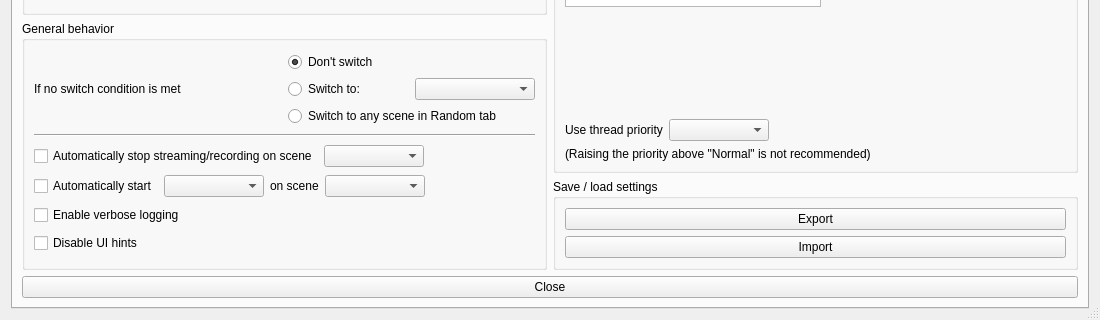
Qt form forms/advanced-scene-switcher.ui (WarmUpTill/SceneSwitcher) before a commit; both pictures show x 0 to 1100 and y 280 to 600 of the 1100 by 600 pixel window.
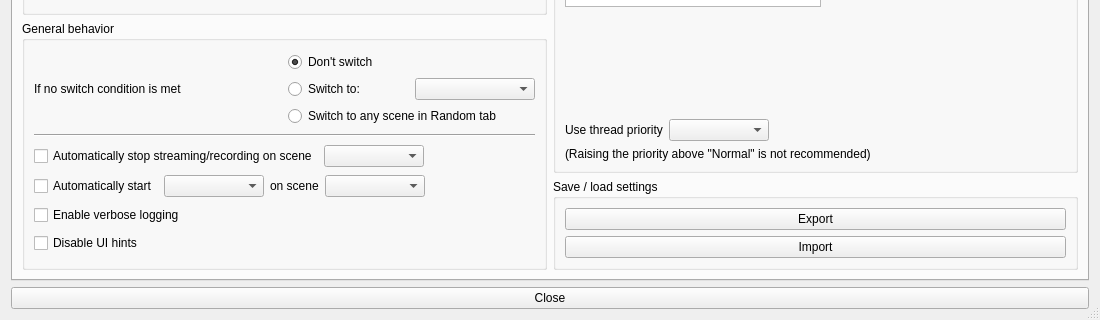
The same form after that commit. Icons and pictures are not drawn.

The edit to the form file:
```diff
--- a/forms/advanced-scene-switcher.ui
+++ b/forms/advanced-scene-switcher.ui
@@ -586,13 +586,6 @@
          </item>
         </layout>
        </item>
-       <item>
-        <widget class="QPushButton" name="close">
-         <property name="text">
-          <string>Close</string>
-         </property>
-        </widget>
-       </item>
       </layout>
      </widget>
      <widget class="QWidget" name="transitionsTab">
@@ -3176,6 +3169,13 @@
      </widget>
     </widget>
    </item>
+   <item>
+    <widget class="QPushButton" name="close">
+     <property name="text">
+      <string>Close</string>
+     </property>
+    </widget>
+   </item>
   </layout>
  </widget>
  <resources/>
```
Left out of the diff: 4 changed lines with no effect on the pictures.
